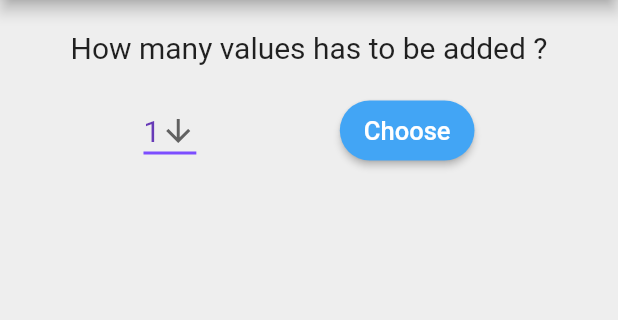
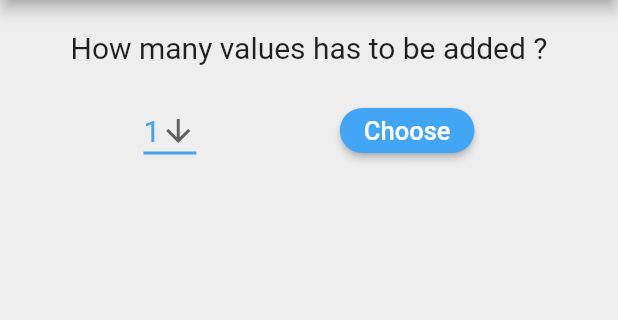
Before and after one commit to ElvinMammadov/GasTurbineCycle, a Flutter app: the screen it shows after launch, on a phone screen of 412 x 824 dp, the part 84-404 px from its top. Run offline on Flutter 3.47's test engine with Material 2 defaults, Android fonts, the phone set to English and light mode, and no system bars.

Commit message:
Sizes corrected

```diff
--- a/lib/pages/home.dart
+++ b/lib/pages/home.dart
@@ -13,6 +13,10 @@ class _HomeState extends State<Home> {
 
   @override
   Widget build(BuildContext context) {
+    final screenHeight = MediaQuery.of(context).size.height;
+    final screenWidth = MediaQuery.of(context).size.width;
+    // print('height is $screenHeight');
+    // print('width is $screenWidth');
     return Scaffold(
       backgroundColor: Colors.grey[200],
       appBar: new AppBar(
@@ -46,13 +50,13 @@ class _HomeState extends State<Home> {
                   icon: const Icon(Icons.arrow_downward),
                   iconSize: 24,
                   elevation: 5,
-                  style: const TextStyle(
-                    color: Colors.deepPurple,
+                  style: TextStyle(
+                    color: Colors.blue[400],
                     fontSize: 20,
                   ),
                   underline: Container(
                     height: 2,
-                    color: Colors.deepPurpleAccent,
+                    color: Colors.blue[400],
                   ),
                   onChanged: (int newValue) {
                     setState(() {
@@ -72,8 +76,8 @@ class _HomeState extends State<Home> {
                 ),
                 ButtonTheme(
                   buttonColor: Colors.blue[400],
-                  minWidth: 60.0,
-                  height: 40.0,
+                  minWidth: 50.0,
+                  height: 30.0,
                   shape: RoundedRectangleBorder(
                     borderRadius: BorderRadius.circular(20),
                   ),
@@ -105,27 +109,76 @@ class _HomeState extends State<Home> {
               maintainAnimation: true,
               maintainState: true,
               child: Container(
-                height: 300.0,
-                width: 350.0,
+                // height: 300.0,
+                // width: 350.0,
+                child: Column(
+                  children: <Widget>[
+                    Container(
+                      height:
+                          items == 8 ? screenHeight * 0.5 : screenHeight * 0.3,
+                      width: screenWidth * 0.9,
                       child: GridView.count(
                         crossAxisCount: 3,
-                  crossAxisSpacing: 3,
-                  padding: const EdgeInsets.all(15.0),
+                        crossAxisSpacing: 2,
+                        padding: const EdgeInsets.all(10.0),
                         children: List.generate(items, (index) {
                           return Column(
                             crossAxisAlignment: CrossAxisAlignment.start,
                             children: <Widget>[
                               Text(
                                 'Item ${index + 1}',
-                            style: TextStyle(color: Colors.black, fontSize: 17),
+                                style: TextStyle(
+                                  color: Colors.black,
+                                  fontSize: 17,
+                                ),
                               ),
                               TextField(
                                 decoration: InputDecoration(
                                   hintText: "Add value ${index + 1}",
                                 ),
+                                style: TextStyle(
+                                  color: Colors.black,
+                                  fontSize: 15,
                                 ),
-                        ]);
+                              ),
+                            ],
+                          );
                         }),
+                      ),
+                    ),
+                    Row(
+                      mainAxisAlignment: MainAxisAlignment.spaceAround,
+                      children: <Widget>[
+                        SizedBox(
+                          width: 50.0,
+                        ),
+                        ButtonTheme(
+                          buttonColor: Colors.blue[400],
+                          minWidth: 50.0,
+                          height: 30.0,
+                          shape: RoundedRectangleBorder(
+                            borderRadius: BorderRadius.circular(20),
+                          ),
+                          child: RaisedButton(
+                            onPressed: () {
+                              // setState(() {
+                              //   isVisible = true;
+                              //   items = dropdownValue;
+                              // });
+                              //Navigator.pushNamed(context, '/values');
+                            },
+                            child: Text(
+                              'Add',
+                              style: TextStyle(
+                                color: Colors.white,
+                                fontSize: 17,
+                              ),
+                            ),
+                          ),
+                        ),
+                      ],
+                    ),
+                  ],
                 ),
               ),
             ),
```
Lines whose indentation alone changed are shown as unchanged.
